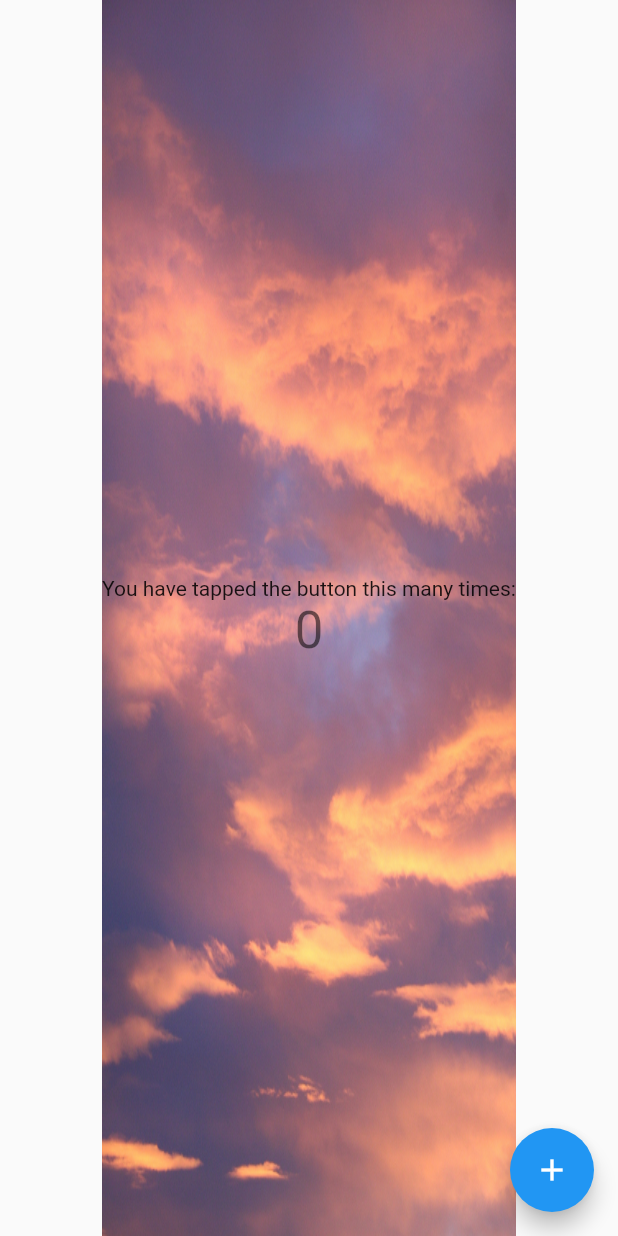
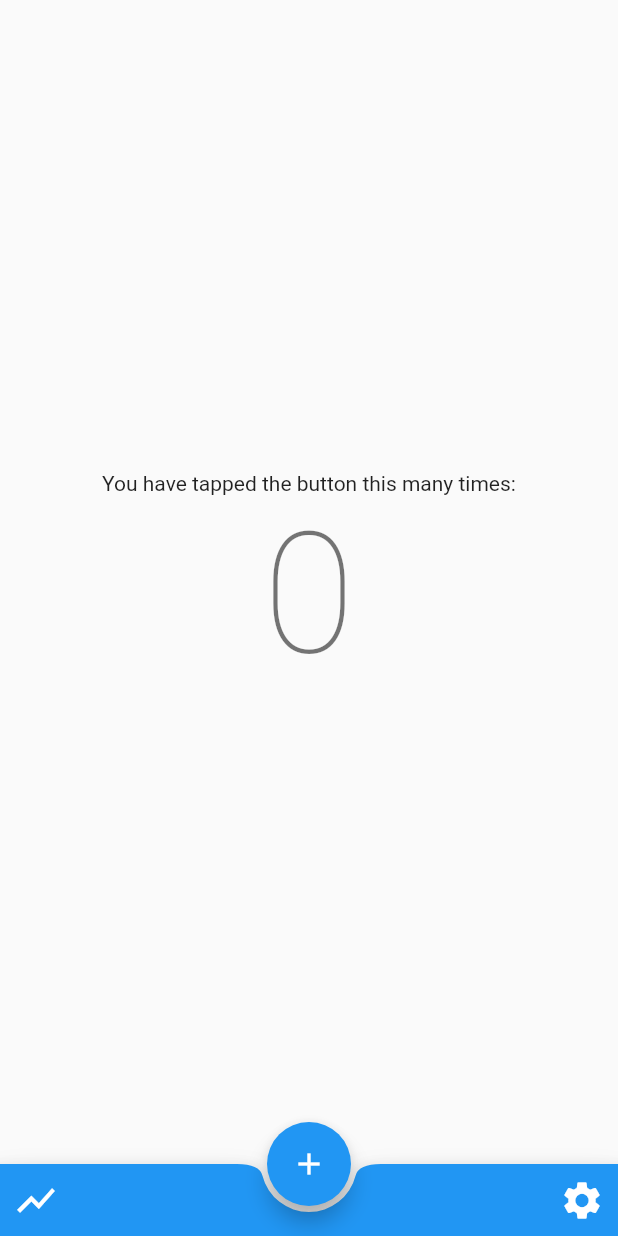
Before and after one commit to tusharmore66/Around, a Flutter app: the screen it shows after launch, on a phone screen of 412 x 824 dp. Run offline on Flutter 3.47's test engine with Material 2 defaults, Android fonts, the phone set to English and light mode, and no system bars.

Commit message:
removed comments

```diff
--- a/lib/main.dart
+++ b/lib/main.dart
@@ -3,7 +3,6 @@ import 'package:flutter/material.dart';
 void main() => runApp(MyApp());
 
 class MyApp extends StatelessWidget {
-  // This widget is the root of your application.
   @override
   Widget build(BuildContext context) {
     return MaterialApp(
@@ -18,16 +17,6 @@ class MyApp extends StatelessWidget {
 
 class MyHomePage extends StatefulWidget {
   MyHomePage({Key key, this.title}) : super(key: key);
-
-  // This widget is the home page of your application. It is stateful, meaning
-  // that it has a State object (defined below) that contains fields that affect
-  // how it looks.
-
-  // This class is the configuration for the state. It holds the values (in this
-  // case the title) provided by the parent (in this case the App widget) and
-  // used by the build method of the State. Fields in a Widget subclass are
-  // always marked "final".
-
   final String title;
 
   @override
@@ -48,11 +37,6 @@ class _MyHomePageState extends State<MyHomePage> {
     return Scaffold(
       body: Center(
         child: new Container(
-          decoration: new BoxDecoration(
-              image: new DecorationImage(
-                  image: new AssetImage("assets/images/WeatherBackground.jpg"),
-                  fit: BoxFit.fill,
-                  alignment: Alignment.center)),
           child: Column(
             mainAxisAlignment: MainAxisAlignment.center,
             children: <Widget>[
@@ -61,7 +45,7 @@ class _MyHomePageState extends State<MyHomePage> {
               ),
               Text(
                 '$_counter',
-                style: Theme.of(context).textTheme.display1,
+                style: Theme.of(context).textTheme.display4,
               ),
             ],
           ),
@@ -71,7 +55,31 @@ class _MyHomePageState extends State<MyHomePage> {
         onPressed: _incrementCounter,
         tooltip: 'Increment',
         child: Icon(Icons.add),
-      ), // This trailing comma makes auto-formatting nicer for build methods.
+      ),
+      bottomNavigationBar: BottomAppBar(
+        color: Theme.of(context).accentColor,
+        child: Row(
+          mainAxisSize: MainAxisSize.max,
+          mainAxisAlignment: MainAxisAlignment.spaceBetween,
+          children: <Widget>[
+            new IconButton(
+              color: Colors.white,
+              icon: new Icon(Icons.show_chart),
+              iconSize: 30,
+              onPressed: () {},
+            ),
+            new IconButton(
+              color: Colors.white,
+              icon: new Icon(Icons.settings),
+              iconSize: 30,
+              onPressed: () {},
+            )
+          ],
+        ),
+        shape: CircularNotchedRectangle(),
+      ),
+      floatingActionButtonLocation: FloatingActionButtonLocation
+          .centerDocked, // This trailing comma makes auto-formatting nicer for build methods.
     );
   }
 }
```
